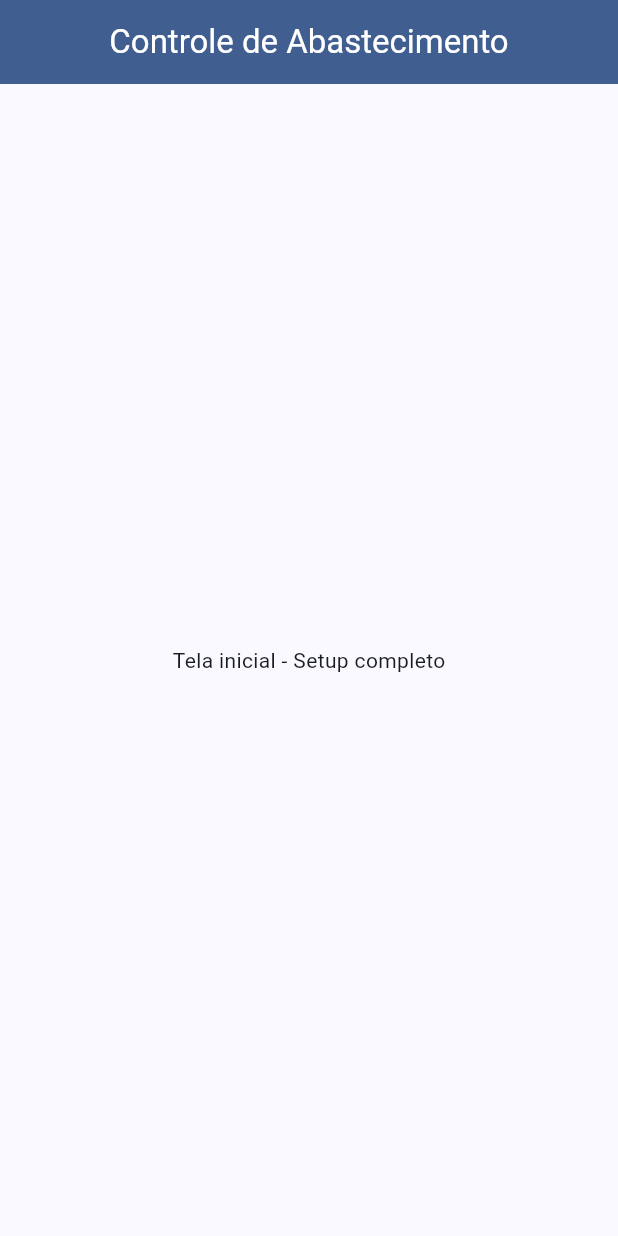
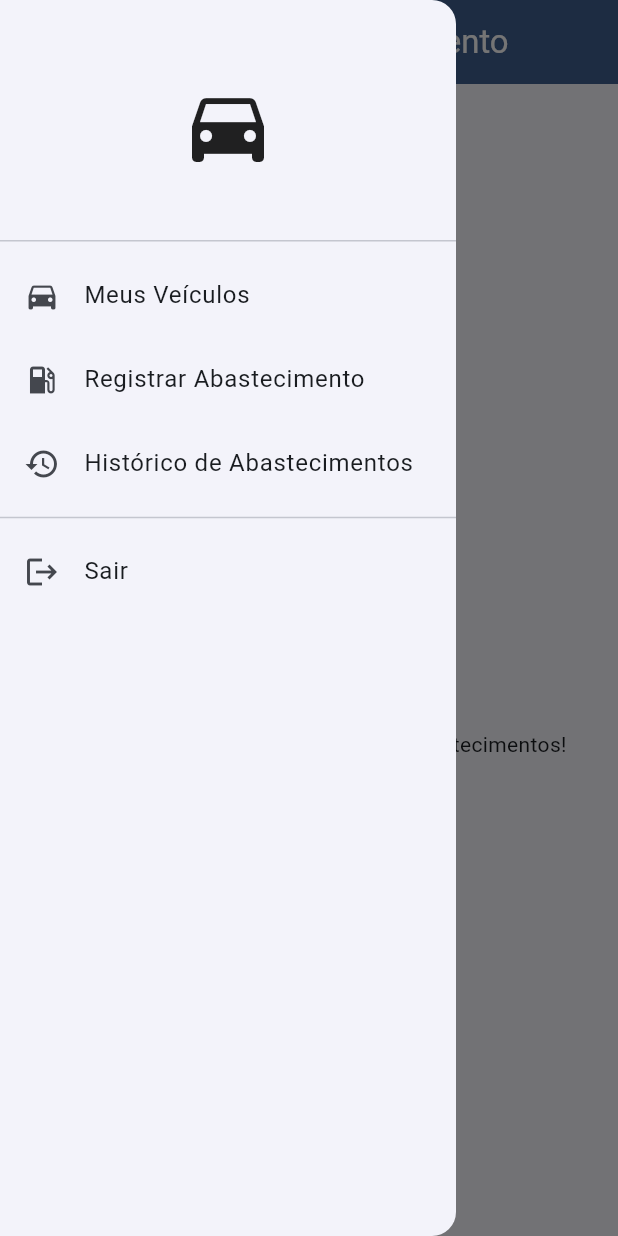
Before and after one commit to moments342/P2-Desenvolvimento-Mobile, a Flutter app: the screen it shows once a user with an empty profile is signed in, with the side drawer open (before the commit the screen has no drawer), on a phone screen of 412 x 824 dp. Run offline on Flutter 3.47's test engine with Material 3 defaults, Android fonts, the phone set to English and light mode, and no system bars; our stand-ins replace cloud_firestore, firebase_auth, firebase_core; accounts and stored records are empty.

Commit message:
feat(veiculo): controle de veiculos

```diff
--- a/lib/app/app_widget.dart
+++ b/lib/app/app_widget.dart
@@ -1,11 +1,16 @@
 import 'package:flutter/material.dart';
 import 'package:provider/provider.dart';
+
 import '../core/theme/app_theme.dart';
 
+import '../features/auth/data/repositories/auth_repository.dart';
 import '../features/auth/presentation/controllers/auth_controller.dart';
-import '../features/auth/data/repositories/auth_repository.dart';
 import '../features/auth/presentation/pages/login_page.dart';
+
 import '../features/home/presentation/pages/home_page.dart';
+
+import '../features/veiculo/data/repositories/veiculo_repository.dart';
+import '../features/veiculo/presentation/controllers/veiculo_controller.dart';
 
 class AppWidget extends StatelessWidget {
   const AppWidget({super.key});
@@ -15,6 +20,15 @@ class AppWidget extends StatelessWidget {
     return MultiProvider(
       providers: [
         ChangeNotifierProvider(create: (_) => AuthController(AuthRepository())),
+        ChangeNotifierProxyProvider<AuthController, VeiculoController>(
+          create: (context) => VeiculoController(
+            VeiculoRepository(),
+            context.read<AuthController>(),
+          ),
+          update: (context, auth, veiculoControllerAnterior) {
+            return VeiculoController(VeiculoRepository(), auth);
+          },
+        ),
       ],
       child: MaterialApp(
         debugShowCheckedModeBanner: false,
@@ -32,11 +46,6 @@ class _RoteadorAuth extends StatelessWidget {
   Widget build(BuildContext context) {
     final auth = context.watch<AuthController>();
 
-    // Loading inicial da stream
-    if (auth.usuario == null && auth.erro == null) {
-      return const LoginPage();
-    }
-
     if (auth.usuario != null) {
       return const HomePage();
     }
--- a/lib/features/home/presentation/pages/home_page.dart
+++ b/lib/features/home/presentation/pages/home_page.dart
@@ -1,13 +1,90 @@
 import 'package:flutter/material.dart';
+import 'package:provider/provider.dart';
+
+import '../../../auth/presentation/controllers/auth_controller.dart';
+import '../../../veiculo/presentation/pages/veiculo_list_page.dart';
 
 class HomePage extends StatelessWidget {
   const HomePage({super.key});
+
+  void _logout(BuildContext context) async {
+    final auth = context.read<AuthController>();
+    await auth.logout();
+    Navigator.of(context).popUntil((route) => route.isFirst);
+  }
+
+  void _abrirVeiculos(BuildContext context) {
+    Navigator.push(
+      context,
+      MaterialPageRoute(builder: (_) => const VeiculoListPage()),
+    );
+  }
+
+  void _mostrarEmConstrucao(BuildContext context, String titulo) {
+    ScaffoldMessenger.of(context).showSnackBar(
+      SnackBar(content: Text('$titulo será implementado na próxima etapa.')),
+    );
+  }
 
   @override
   Widget build(BuildContext context) {
     return Scaffold(
       appBar: AppBar(title: const Text('Controle de Abastecimento')),
-      body: const Center(child: Text('Tela inicial - Setup completo')),
+      drawer: Drawer(
+        child: ListView(
+          children: [
+            const DrawerHeader(
+              child: Center(child: Icon(Icons.directions_car, size: 64)),
+            ),
+            ListTile(
+              leading: const Icon(Icons.directions_car),
+              title: const Text('Meus Veículos'),
+              onTap: () {
+                Navigator.pop(context);
+                _abrirVeiculos(context);
+              },
+            ),
+            ListTile(
+              leading: const Icon(Icons.local_gas_station),
+              title: const Text('Registrar Abastecimento'),
+              onTap: () {
+                Navigator.pop(context);
+                _mostrarEmConstrucao(context, 'Registrar Abastecimento');
+              },
+            ),
+            ListTile(
+              leading: const Icon(Icons.history),
+              title: const Text('Histórico de Abastecimentos'),
+              onTap: () {
+                Navigator.pop(context);
+                _mostrarEmConstrucao(context, 'Histórico de Abastecimentos');
+              },
+            ),
+            const Divider(),
+            ListTile(
+              leading: const Icon(Icons.logout),
+              title: const Text('Sair'),
+              onTap: () {
+                Navigator.pop(context);
+                _logout(context);
+              },
+            ),
+          ],
+        ),
+      ),
+      body: Center(
+        child: Column(
+          mainAxisAlignment: MainAxisAlignment.center,
+          children: const [
+            Icon(Icons.directions_car_filled, size: 96),
+            SizedBox(height: 16),
+            Text(
+              'Bem-vindo ao controle de veículos e abastecimentos!',
+              textAlign: TextAlign.center,
+            ),
+          ],
+        ),
+      ),
     );
   }
 }
--- /dev/null
+++ b/lib/features/veiculo/domain/models/veiculo_model.dart
@@ -0,0 +1,56 @@
+class VeiculoModel {
+  final String? id;
+  final String modelo;
+  final String marca;
+  final String placa;
+  final int ano;
+  final String tipoCombustivel;
+
+  VeiculoModel({
+    this.id,
+    required this.modelo,
+    required this.marca,
+    required this.placa,
+    required this.ano,
+    required this.tipoCombustivel,
+  });
+
+  VeiculoModel copyWith({
+    String? id,
+    String? modelo,
+    String? marca,
+    String? placa,
+    int? ano,
+    String? tipoCombustivel,
+  }) {
+    return VeiculoModel(
+      id: id ?? this.id,
+      modelo: modelo ?? this.modelo,
+      marca: marca ?? this.marca,
+      placa: placa ?? this.placa,
+      ano: ano ?? this.ano,
+      tipoCombustivel: tipoCombustivel ?? this.tipoCombustivel,
+    );
+  }
+
+  Map<String, dynamic> toMap() {
+    return {
+      'modelo': modelo,
+      'marca': marca,
+      'placa': placa,
+      'ano': ano,
+      'tipoCombustivel': tipoCombustivel,
+    };
+  }
+
+  factory VeiculoModel.fromMap(String id, Map<String, dynamic> map) {
+    return VeiculoModel(
+      id: id,
+      modelo: map['modelo'] ?? '',
+      marca: map['marca'] ?? '',
+      placa: map['placa'] ?? '',
+      ano: (map['ano'] ?? 0) as int,
+      tipoCombustivel: map['tipoCombustivel'] ?? '',
+    );
+  }
+}
```
Also changed, not shown: lib/features/veiculo/data/repositories/veiculo_repository.dart (added, +36 -0 lines), lib/features/veiculo/presentation/controllers/veiculo_controller.dart (added, +65 -0 lines), lib/features/veiculo/presentation/pages/veiculo_form_page.dart (added, +147 -0 lines), lib/features/veiculo/presentation/pages/veiculo_list_page.dart (added, +65 -0 lines).
